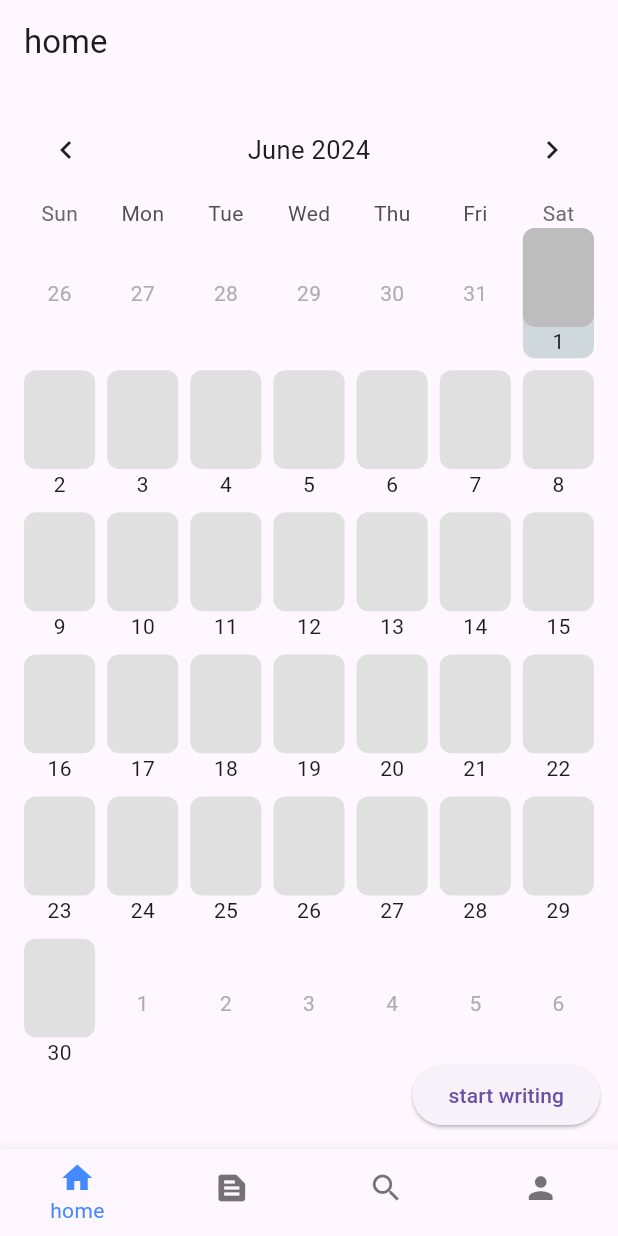
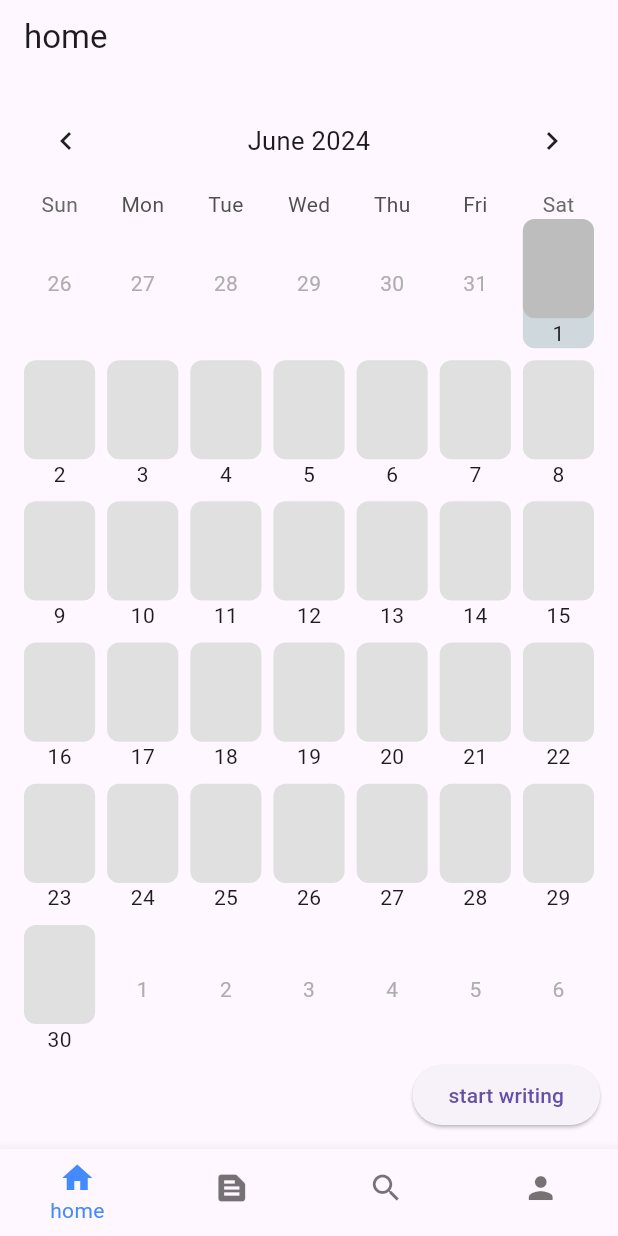
Before and after one commit to Canvas-Diary/Frontend, a Flutter app: the screen it shows after launch, on a phone screen of 412 x 824 dp. Run offline on Flutter 3.47's test engine with Material 3 defaults, Android fonts, the light colour scheme and no system bars; drawn by our look-alikes of table_calendar; our stand-ins replace dio; network calls fail.

Commit message:
fix: 달력 요소 높이 조정

```diff
--- a/lib/routes.dart
+++ b/lib/routes.dart
@@ -44,6 +44,8 @@ const _navItems = [
   ),
 ];
 
+const preferredSize = 50.0;
+
 class Routes extends StatefulWidget {
   const Routes({super.key});
 
@@ -80,8 +82,11 @@ class _RoutesState extends State<Routes> with SingleTickerProviderStateMixin {
   @override
   Widget build(BuildContext context) {
     return Scaffold(
-      appBar: AppBar(
+      appBar: PreferredSize(
+        preferredSize: Size.fromHeight(preferredSize),
+        child: AppBar(
           title: Text(_navItems[_selectedIndex].label),
+        ),
       ),
       body: SafeArea(
         child: TabBarView(
@@ -95,7 +100,9 @@ class _RoutesState extends State<Routes> with SingleTickerProviderStateMixin {
           ).toList(),
         ),
       ),
-      bottomNavigationBar: Theme(
+      bottomNavigationBar: PreferredSize(
+        preferredSize: Size.fromHeight(preferredSize),
+        child: Theme(
           data: ThemeData(
             bottomNavigationBarTheme: BottomNavigationBarThemeData(
               type: BottomNavigationBarType.fixed,
@@ -117,6 +124,7 @@ class _RoutesState extends State<Routes> with SingleTickerProviderStateMixin {
             onTap: _onItemTapped,
           ),
         ),
+      ),
     );
   }
 }
--- a/lib/screens/home/home_screen.dart
+++ b/lib/screens/home/home_screen.dart
@@ -5,10 +5,12 @@ import 'package:canvas_diary/screens/home/diary_view/diary_screen.dart';
 import 'package:dio/dio.dart';
 import 'package:flutter/cupertino.dart';
 import 'package:flutter/material.dart';
+import 'package:flutter/widgets.dart';
 import 'package:provider/provider.dart';
 import 'package:table_calendar/table_calendar.dart';
 
 import '../../models/diary_flow_model.dart';
+import '../../routes.dart';
 
 class HomeScreen extends StatefulWidget {
   const HomeScreen({super.key});
@@ -114,7 +116,8 @@ class _HomeScreenState extends State<HomeScreen> {
           onPageChanged: (focusedDay) {
             _focusedDay = focusedDay;
           },
-          rowHeight: MediaQuery.of(context).size.height * 0.115,
+          rowHeight:
+              (MediaQuery.of(context).size.height - preferredSize * 2) * 0.13,
           calendarBuilders: CalendarBuilders(
             defaultBuilder: (context, day, focusedDay) {
               bool hasEvent = Events[day]?.isNotEmpty ?? false;
@@ -124,8 +127,8 @@ class _HomeScreenState extends State<HomeScreen> {
                 child: Column(
                   mainAxisAlignment: MainAxisAlignment.start,
                   children: [
-                    Container(
-                      height: MediaQuery.of(context).size.height * 0.08,
+                    Expanded(
+                      child: Container(
                         decoration: BoxDecoration(
                           borderRadius: BorderRadius.circular(8.0),
                           color: Colors.grey[300],
@@ -139,6 +142,7 @@ class _HomeScreenState extends State<HomeScreen> {
                                 ),
                               )
                             : null,
+                      ),
                     ),
                     Text(
                       '${day.day}',
@@ -159,8 +163,8 @@ class _HomeScreenState extends State<HomeScreen> {
                 child: Column(
                   mainAxisAlignment: MainAxisAlignment.start,
                   children: [
-                    Container(
-                      height: MediaQuery.of(context).size.height * 0.08,
+                    Expanded(
+                      child: Container(
                         decoration: BoxDecoration(
                           borderRadius: BorderRadius.circular(8.0),
                           color: Colors.grey[400],
@@ -174,6 +178,7 @@ class _HomeScreenState extends State<HomeScreen> {
                                 ),
                               )
                             : null,
+                      ),
                     ),
                     Text(
                       '${day.day}',
@@ -194,8 +199,8 @@ class _HomeScreenState extends State<HomeScreen> {
                 child: Column(
                   mainAxisAlignment: MainAxisAlignment.start,
                   children: [
-                    Container(
-                      height: MediaQuery.of(context).size.height * 0.08,
+                    Expanded(
+                      child: Container(
                         decoration: BoxDecoration(
                           borderRadius: BorderRadius.circular(8.0),
                           color: Colors.grey[400],
@@ -209,6 +214,7 @@ class _HomeScreenState extends State<HomeScreen> {
                                 ),
                               )
                             : null,
+                      ),
                     ),
                     Text(
                       '${day.day}',
```
Lines whose indentation alone changed are shown as unchanged.
